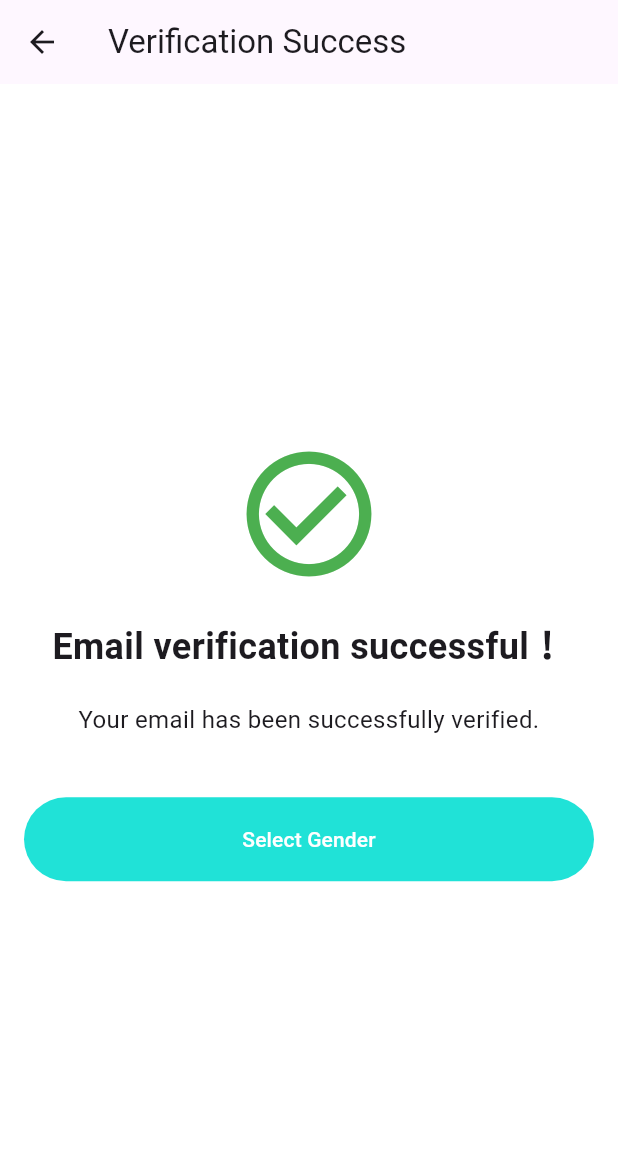
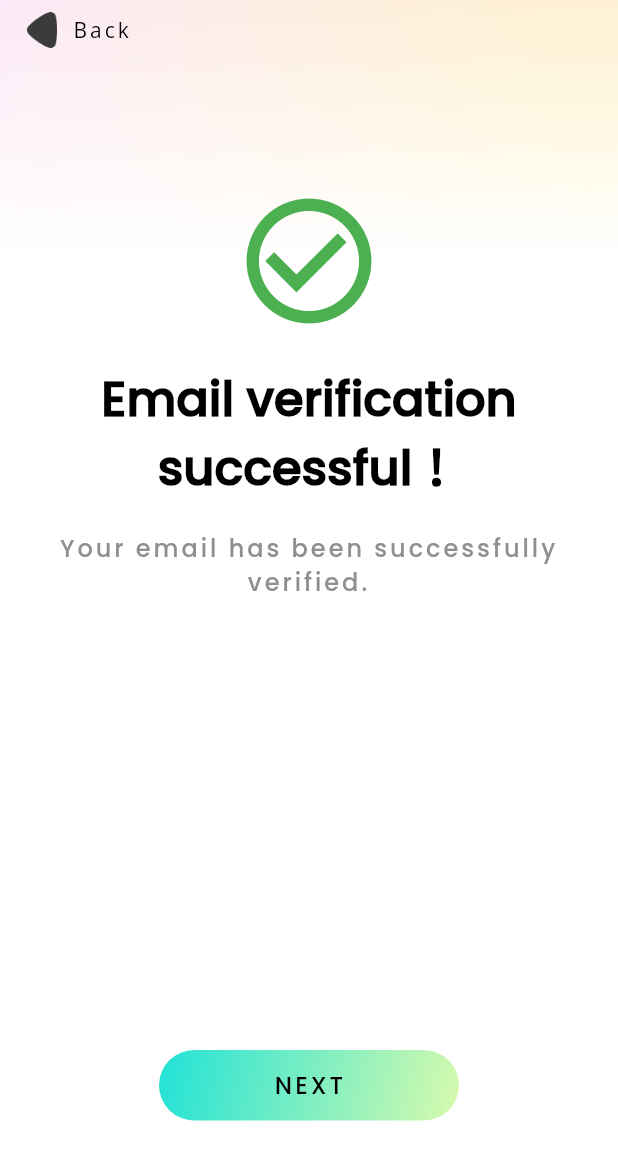
Before and after one commit to eternity340/voices_dating, a Flutter app: the VerifySuccessPage screen opened directly with empty values, on a phone screen of 412 x 824 dp. Shown: the top 1160 px of the screen. Run offline on Flutter 3.47's test engine with Material 3 defaults, Android fonts, the phone set to English and light mode, and no system bars; our stand-ins replace dio, flutter_screenutil, flutter_svg, get; network calls fail.

Commit message:
page revise submit

```diff
--- a/lib/email/page/get_email_code_page.dart
+++ b/lib/email/page/get_email_code_page.dart
@@ -1,7 +1,7 @@
 import 'package:flutter/material.dart';
 import 'package:provider/provider.dart';
-import '../../pre_login/components/gradient_btn.dart';
-import '../components/background.dart';
+import '../../components/gradient_btn.dart';
+import '../../components/background.dart';
 import '../model/get_email_code_model.dart';
 
 class GetMailCodePage extends StatelessWidget {
--- a/lib/email/page/verify_success_page.dart
+++ b/lib/email/page/verify_success_page.dart
@@ -1,6 +1,8 @@
 import 'package:flutter/material.dart';
 import 'package:get/get.dart';
 import '../../entity/User.dart';
+import '../../components/gradient_btn.dart';  // 确保导入 GradientButton
+import '../../components/background.dart';
 
 class VerifySuccessPage extends StatelessWidget {
   final String message;
@@ -11,40 +13,54 @@ class VerifySuccessPage extends StatelessWidget {
   @override
   Widget build(BuildContext context) {
     return Scaffold(
-      appBar: AppBar(
-        title: Text("Verification Success"),
-      ),
-      body: Center(
+      body: Background(
+        child: Center(
           child: Padding(
             padding: const EdgeInsets.all(16.0),
             child: Column(
               mainAxisAlignment: MainAxisAlignment.center,
               children: [
+                const SizedBox(height: 100),
                 const Icon(
                   Icons.check_circle_outline,
                   color: Colors.green,
                   size: 100,
                 ),
-              SizedBox(height: 20),
+                const SizedBox(height: 20),
                 const Text(
                   "Email verification successful！",
-                style: TextStyle(fontSize: 24, fontWeight: FontWeight.bold),
+                  style: TextStyle(
+                    fontSize: 32,
+                    fontFamily: 'Poppins',
+                    fontWeight: FontWeight.bold,
+                    height: 44 / 32,
+                    letterSpacing: -0.02,
+                    color: Color(0xFF000000),
+                  ),
                   textAlign: TextAlign.center,
                 ),
-              SizedBox(height: 20),
+                const SizedBox(height: 20),
                 Text(
                   message.isEmpty ? "Your email has been successfully verified." : message,
-                style: TextStyle(fontSize: 16),
+                  style: const TextStyle(
+                    fontSize: 16,
+                    fontFamily: 'Poppins',
+                    fontWeight: FontWeight.w500,
+                    color: Color(0xFF8E8E93),
+                    letterSpacing: 2.0,
+                  ),
                   textAlign: TextAlign.center,
                 ),
-              SizedBox(height: 40),
-              ElevatedButton(
+                const SizedBox(height: 300),
+                GradientButton(
+                  text: "Next",
                   onPressed: () {
                     Get.toNamed('/select_gender', arguments: user);
                   },
-                child: Text("Select Gender"),
+                  width: 200,
                 ),
               ],
+            ),
           ),
         ),
       ),
--- a/lib/pre_login/sign_up/select_birthday_page.dart
+++ b/lib/pre_login/sign_up/select_birthday_page.dart
@@ -1,7 +1,7 @@
 import 'package:flutter/material.dart';
 import 'package:get/get.dart';
 import '../../entity/User.dart';
-import '../components/gradient_btn.dart';
+import '../../components/gradient_btn.dart';
 
 
 class SelectBirthdayPage extends StatelessWidget {
```
Also changed, not shown: lib/pre_login/sign_up/select_gender_page.dart (+64 -18 lines). Lines whose indentation alone changed are shown as unchanged.
